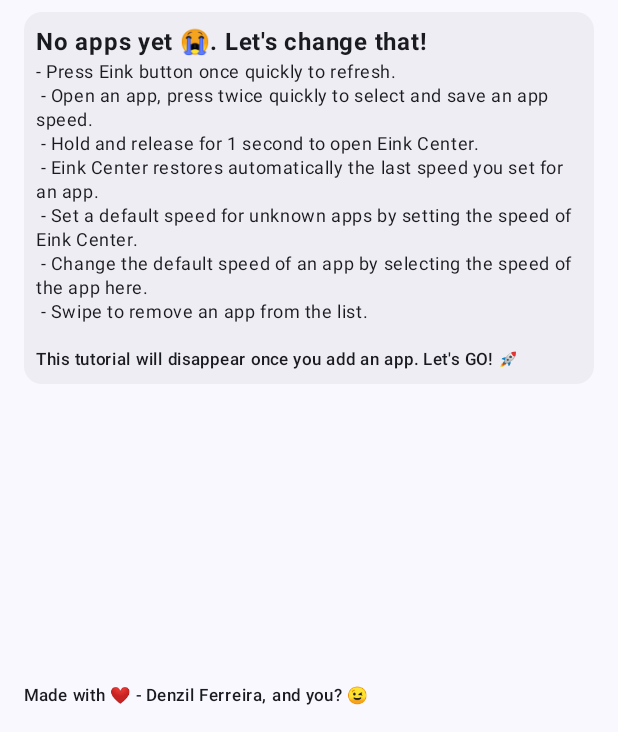
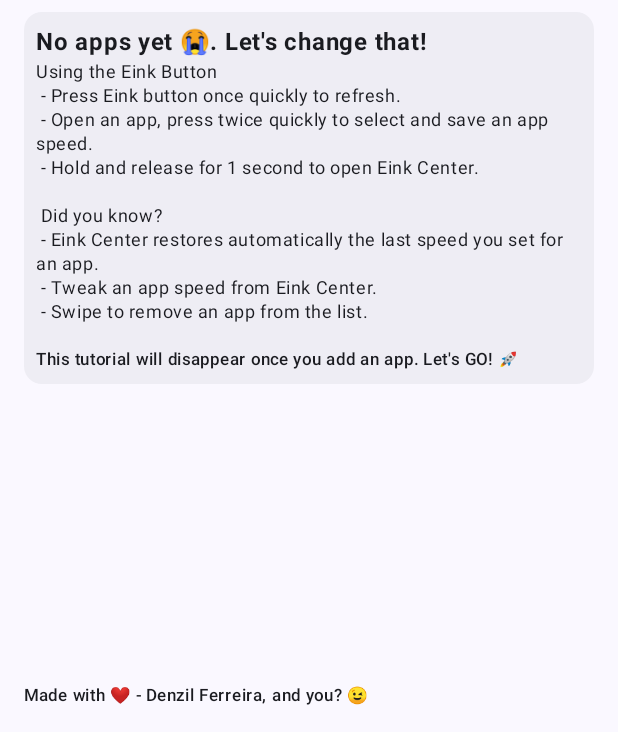
Before and after one commit to denzilferreira/vendor_hisense, an Android app built with Jetpack Compose: the screen it shows after launch (MainActivity), on a phone screen of 412 x 824 dp, the part 504-1236 px from its top. Run offline under Robolectric (Android 15) with nearby library versions, the phone set to English and light mode, and no system bars; our stand-ins replace Room's generated code.

Commit message:
Updated dependencies Implemented swipe to delete Improved tutorial to get started Improved accessibility service description

```diff
--- a/app/build.gradle
+++ b/app/build.gradle
@@ -81,6 +81,7 @@ dependencies {
     implementation libs.androidx.material3
     implementation libs.androidx.lifecycle.viewmodel.compose
     implementation libs.androidx.room.runtime
+    implementation libs.accompanist.swiperefresh
     kapt libs.androidx.room.compiler
     implementation libs.androidx.room.ktx
     testImplementation libs.junit
--- a/app/src/main/java/com/hisense/einkservice/MainActivity.kt
+++ b/app/src/main/java/com/hisense/einkservice/MainActivity.kt
@@ -39,10 +39,10 @@ class MainActivity : ComponentActivity() {
                 mutableStateOf(false)
             }
 
-            val repository = EinkAccessibility.getRepository(applicationContext)
             val viewModel by viewModels<MainActivityViewModel> {
-                MainActivityViewModelFactory(repository)
+                MainActivityViewModelFactory(EinkAccessibility.getRepository(applicationContext))
             }
+
             val apps by viewModel.apps.collectAsState(initial = emptyList())
 
             HisenseTheme {
@@ -64,6 +64,9 @@ class MainActivity : ComponentActivity() {
                                     Uri.parse("package:$packageName"),
                                 ),
                             )
+                        },
+                        onSwipe = { app ->
+                            viewModel.removeApp(app)
                         },
                     )
                 }
@@ -99,6 +102,7 @@ private fun AppPreview() {
             isAccessibilityEnabled = false,
             onAccessibilityClicked = { },
             onOverlayClicked = { },
+            onSwipe = { },
         )
     }
 }
--- a/app/src/main/java/com/hisense/einkservice/repository/EinkAppDao.kt
+++ b/app/src/main/java/com/hisense/einkservice/repository/EinkAppDao.kt
@@ -1,6 +1,7 @@
 package com.hisense.einkservice.repository
 
 import androidx.room.Dao
+import androidx.room.Delete
 import androidx.room.Insert
 import androidx.room.OnConflictStrategy
 import androidx.room.Query
@@ -16,9 +17,12 @@ interface EinkAppDao {
     @Update
     suspend fun update(einkApp: EinkApp)
 
+    @Delete
+    suspend fun delete(einkApp: EinkApp)
+
     @Query("SELECT * FROM eink_apps")
-    fun getAll(): Flow<List<EinkApp>>
+    suspend fun getAll(): List<EinkApp>
 
     @Query("SELECT * FROM eink_apps WHERE packageName = :packageName")
-    fun getByPackageName(packageName: String): EinkApp?
+    suspend fun getByPackageName(packageName: String): EinkApp?
 }
--- a/app/src/main/java/com/hisense/einkservice/repository/EinkAppRepository.kt
+++ b/app/src/main/java/com/hisense/einkservice/repository/EinkAppRepository.kt
@@ -8,7 +8,9 @@ interface EinkAppRepository {
 
     suspend fun update(einkApp: EinkApp)
 
-    fun getAll(): Flow<List<EinkApp>>
+    suspend fun delete(einkApp: EinkApp)
 
-    fun getByPackageName(packageName: String): EinkApp?
+    suspend fun getAll(): List<EinkApp>
+
+    suspend fun getByPackageName(packageName: String): EinkApp?
 }
--- a/app/src/main/java/com/hisense/einkservice/repository/EinkAppRepositoryImpl.kt
+++ b/app/src/main/java/com/hisense/einkservice/repository/EinkAppRepositoryImpl.kt
@@ -12,11 +12,15 @@ class EinkAppRepositoryImpl(private val einkAppDao: EinkAppDao) : EinkAppReposit
         einkAppDao.update(einkApp)
     }
 
-    override fun getAll(): Flow<List<EinkApp>> {
+    override suspend fun delete(einkApp: EinkApp) {
+        einkAppDao.delete(einkApp)
+    }
+
+    override suspend fun getAll(): List<EinkApp> {
         return einkAppDao.getAll()
     }
 
-    override fun getByPackageName(packageName: String): EinkApp? {
+    override suspend fun getByPackageName(packageName: String): EinkApp? {
         return einkAppDao.getByPackageName(packageName)
     }
 }
--- a/app/src/main/java/com/hisense/einkservice/ui/views/EinkMainActivityScreen.kt
+++ b/app/src/main/java/com/hisense/einkservice/ui/views/EinkMainActivityScreen.kt
@@ -1,23 +1,34 @@
 package com.hisense.einkservice.ui.views
 
+import androidx.compose.animation.animateColorAsState
+import androidx.compose.animation.animateContentSize
+import androidx.compose.foundation.background
 import androidx.compose.foundation.layout.Arrangement
+import androidx.compose.foundation.layout.Box
 import androidx.compose.foundation.layout.Column
 import androidx.compose.foundation.layout.Spacer
 import androidx.compose.foundation.layout.fillMaxSize
 import androidx.compose.foundation.layout.fillMaxWidth
 import androidx.compose.foundation.layout.padding
 import androidx.compose.foundation.lazy.LazyColumn
-import androidx.compose.foundation.lazy.rememberLazyListState
+import androidx.compose.material.icons.Icons
+import androidx.compose.material.icons.filled.Delete
 import androidx.compose.material3.Card
 import androidx.compose.material3.CardDefaults
 import androidx.compose.material3.ExperimentalMaterial3Api
+import androidx.compose.material3.Icon
 import androidx.compose.material3.MaterialTheme
 import androidx.compose.material3.Scaffold
+import androidx.compose.material3.SwipeToDismissBox
+import androidx.compose.material3.SwipeToDismissBoxValue
 import androidx.compose.material3.Text
 import androidx.compose.material3.TopAppBar
+import androidx.compose.material3.rememberSwipeToDismissBoxState
 import androidx.compose.runtime.Composable
+import androidx.compose.runtime.getValue
 import androidx.compose.ui.Alignment
 import androidx.compose.ui.Modifier
+import androidx.compose.ui.graphics.Color
 import androidx.compose.ui.platform.LocalContext
 import androidx.compose.ui.res.stringResource
 import androidx.compose.ui.text.font.FontWeight
@@ -39,6 +50,7 @@ fun EinkMainActivityScreen(
     isAccessibilityEnabled: Boolean,
     onAccessibilityClicked: () -> Unit,
     onOverlayClicked: () -> Unit,
+    onSwipe: (EinkApp) -> Unit,
 ) {
     Scaffold(
         topBar = {
@@ -69,7 +81,7 @@ fun EinkMainActivityScreen(
                 if (apps.isEmpty()) {
                     TutorialNotice()
                 }
-                AppsList(apps = apps)
+                AppsList(apps = apps, onSwipe = onSwipe)
                 Spacer(modifier = Modifier.weight(1f))
                 Text(
                     "Made with ❤\uFE0F - Denzil Ferreira, and you? \uD83D\uDE09",
@@ -80,17 +92,51 @@ fun EinkMainActivityScreen(
     )
 }
 
+@OptIn(ExperimentalMaterial3Api::class)
 @Composable
-private fun AppsList(apps: List<EinkApp>) {
-    val lazyListState = rememberLazyListState()
+private fun AppsList(
+    apps: List<EinkApp>,
+    onSwipe: (app: EinkApp) -> Unit,
+) {
     val context = LocalContext.current
+
     LazyColumn(
-        modifier = Modifier.fillMaxWidth(),
-        state = lazyListState,
+        modifier = Modifier.fillMaxWidth().animateContentSize(),
         verticalArrangement = Arrangement.spacedBy(8.dp),
+        userScrollEnabled = true,
     ) {
-        items(apps.size) { index ->
+        items(apps.size, { index -> apps[index].packageName } ) { index ->
             val item = apps[index]
+            val dismissState = rememberSwipeToDismissBoxState(
+                confirmValueChange = {
+                    if (it == SwipeToDismissBoxValue.EndToStart) {
+                        onSwipe(item)
+                        true
+                    } else {
+                        false
+                    }
+                }
+            )
+
+            SwipeToDismissBox(
+                modifier = Modifier.animateContentSize(),
+                enableDismissFromEndToStart = true,
+                backgroundContent = {
+                    val success = dismissState.targetValue == SwipeToDismissBoxValue.EndToStart
+                    val color by animateColorAsState(
+                        if (success) MaterialTheme.colorScheme.errorContainer else Color.Transparent,
+                        label = "color"
+                    )
+                    Box(
+                        Modifier
+                            .fillMaxSize()
+                            .background(color),
+                        contentAlignment = Alignment.CenterEnd
+                    ) {
+                        Icon(Icons.Default.Delete, contentDescription = "Delete")
+                    }
+                },
+                content = {
                     EinkAppItemView(
                         item = item,
                         onSetNewSpeed = { newSpeed ->
@@ -104,11 +150,15 @@ private fun AppsList(apps: List<EinkApp>) {
 
                                     // apply immediately the new speed for Eink Center
                                     if (einkApp.packageName == context.packageName) {
-                                EinkAccessibility.einkService().setSpeed(newSpeed.getSpeed())
+                                        EinkAccessibility.einkService()
+                                            .setSpeed(newSpeed.getSpeed())
                                     }
                                 }
                             }
                         }
+                    )
+                },
+                state = dismissState,
             )
         }
     }
@@ -166,8 +216,14 @@ private fun TutorialNotice() {
                 "No apps yet \uD83D\uDE2D. Let's change that!",
                 fontWeight = FontWeight.Bold,
             )
-            Text(stringResource(id = R.string.eink_tutorial_text), style = MaterialTheme.typography.bodySmall)
-            Text("This tutorial will disappear once you add an app. Let's GO! \uD83D\uDE80", style = MaterialTheme.typography.labelSmall)
+            Text(
+                text = stringResource(id = R.string.eink_tutorial_text),
+                style = MaterialTheme.typography.bodySmall
+            )
+            Text(
+                text = "This tutorial will disappear once you add an app. Let's GO! \uD83D\uDE80",
+                style = MaterialTheme.typography.labelSmall
+            )
         }
     }
 }
@@ -182,6 +238,7 @@ fun EinkActivityScreenPreview() {
             isAccessibilityEnabled = true,
             onAccessibilityClicked = { },
             onOverlayClicked = { },
+            onSwipe = { },
         )
     }
 }
--- a/app/src/main/java/com/hisense/einkservice/viewmodel/MainActivityViewModel.kt
+++ b/app/src/main/java/com/hisense/einkservice/viewmodel/MainActivityViewModel.kt
@@ -2,14 +2,31 @@ package com.hisense.einkservice.viewmodel
 
 import androidx.lifecycle.ViewModel
 import androidx.lifecycle.ViewModelProvider
+import androidx.lifecycle.viewModelScope
 import com.hisense.einkservice.model.EinkApp
 import com.hisense.einkservice.repository.EinkAppRepository
-import kotlinx.coroutines.flow.Flow
+import kotlinx.coroutines.flow.MutableStateFlow
+import kotlinx.coroutines.flow.StateFlow
+import kotlinx.coroutines.launch
 
 class MainActivityViewModel(
-    repository: EinkAppRepository,
+    private val repository: EinkAppRepository,
 ) : ViewModel() {
-    val apps: Flow<List<EinkApp>> = repository.getAll()
+    private val _apps = MutableStateFlow<List<EinkApp>>(emptyList())
+    var apps: StateFlow<List<EinkApp>> = _apps
+
+    init {
+        viewModelScope.launch {
+            _apps.value = repository.getAll()
+        }
+    }
+
+    fun removeApp(app: EinkApp) {
+        viewModelScope.launch {
+            repository.delete(app)
+            _apps.value = repository.getAll()
+        }
+    }
 }
 
 class MainActivityViewModelFactory(
--- a/app/src/main/res/values/strings.xml
+++ b/app/src/main/res/values/strings.xml
@@ -1,17 +1,17 @@
 <resources>
     <string name="app_name">Eink Center</string>
     <string name="eink_accessibility_service">
-        This service is responsible to showing an overlay to set and restore a refresh speed for the eink display.\n
-        Eink Center is open-source. You can check the source code at \n
+        This service is responsible to showing an overlay to set and restore a refresh speed for the eink display. Eink Center is open-source. You can check the source code at \n
         https://github.com/denzilferreira/vendor_hisense
     </string>
     <string name="eink_tutorial_text">
+        Using the Eink Button\n
         - Press Eink button once quickly to refresh.\n
         - Open an app, press twice quickly to select and save an app speed.\n
-        - Hold and release for 1 second to open Eink Center.\n
+        - Hold and release for 1 second to open Eink Center.\n\n
+        Did you know?\n
         - Eink Center restores automatically the last speed you set for an app.\n
-        - Set a default speed for unknown apps by setting the speed of Eink Center.\n
-        - Change the default speed of an app by selecting the speed of the app here.\n
+        - Tweak an app speed from Eink Center.\n
         - Swipe to remove an app from the list.\n
     </string>
 </resources>
```
Also changed, not shown: gradle/libs.versions.toml (+6 -4 lines). Lines whose indentation alone changed are shown as unchanged.
